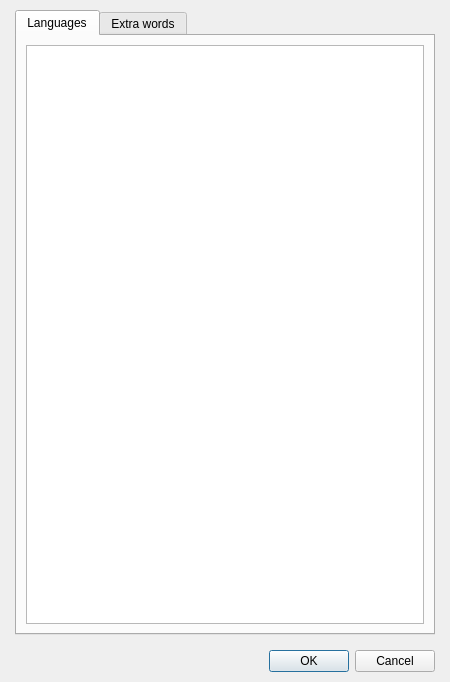
Old version of the form Editor/Dialogs/dialoglanguages.ui in the repository RPG-Paper-Maker/RPG-Paper-Maker.
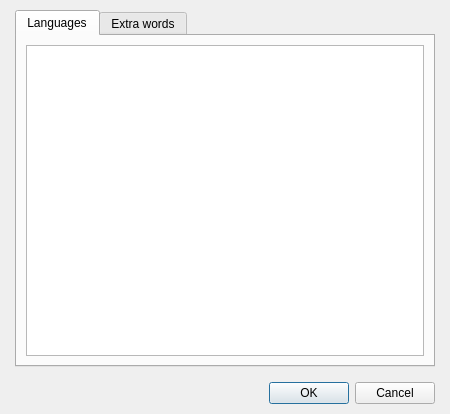
New version of the form. Custom widgets are drawn as their Qt base class.

What changed in the file:
```diff
--- a/Editor/Dialogs/dialoglanguages.ui
+++ b/Editor/Dialogs/dialoglanguages.ui
@@ -7,7 +7,7 @@
     <x>0</x>
     <y>0</y>
     <width>450</width>
-    <height>682</height>
+    <height>414</height>
    </rect>
   </property>
   <property name="windowTitle">
```
